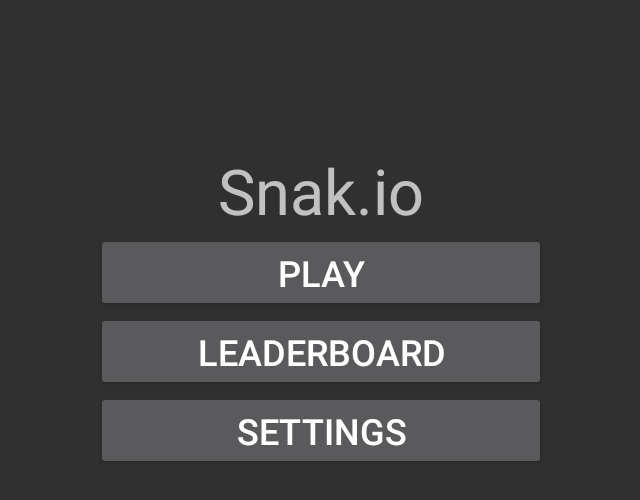
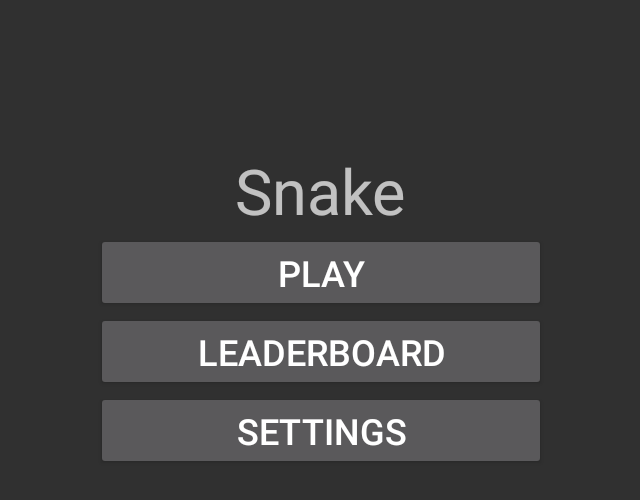
Before and after one commit to Unalphabetical/Snake, an Android app: the SnakeMenuActivity screen opened directly, with no data from a screen before it, on a phone screen of 824 x 412 dp (held sideways). Shown: the top 500 px of the screen, without its empty margins (297-937 px from the left). Run offline under Robolectric (Android 15) with nearby library versions, the phone set to English and light mode, and no system bars.

Commit message:
Update the game name

```diff
--- a/app/src/main/res/values/strings.xml
+++ b/app/src/main/res/values/strings.xml
@@ -1,7 +1,7 @@
 <resources>
-    <string name="app_name">Snak.io</string>
+    <string name="app_name">Snake</string>
     <string name="play">Play</string>
     <string name="leaderboard">Leaderboard</string>
     <string name="settings">Settings</string>
-    <string name="game">Snak.io</string>
+    <string name="game">Snake</string>
 </resources>
```
